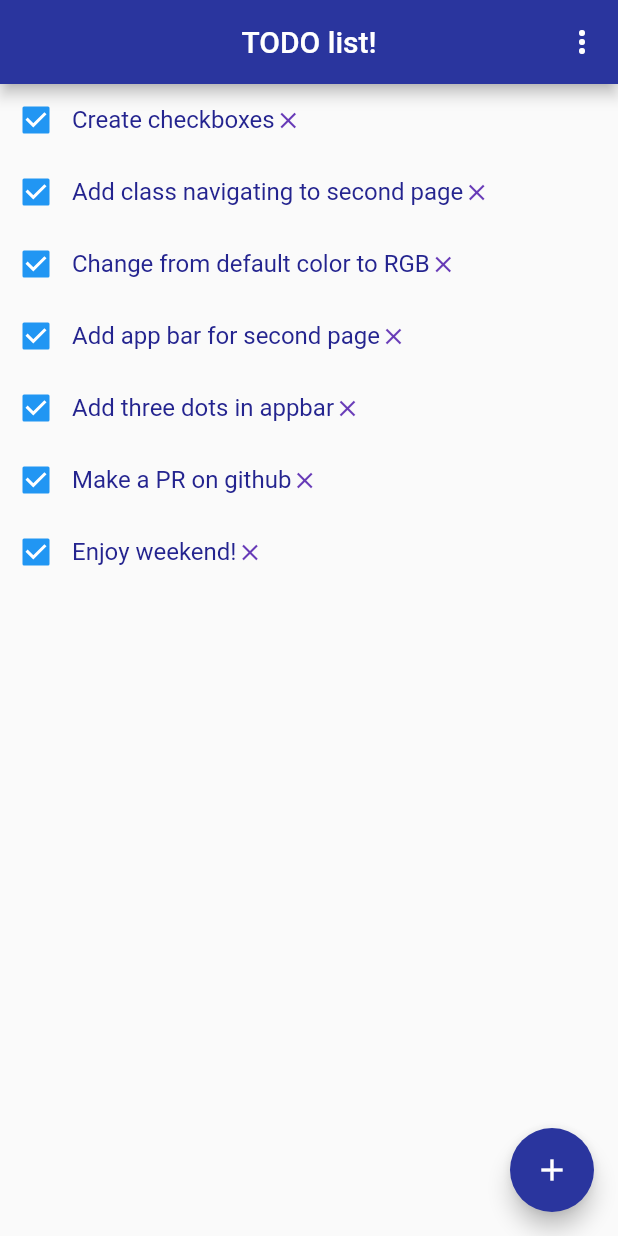
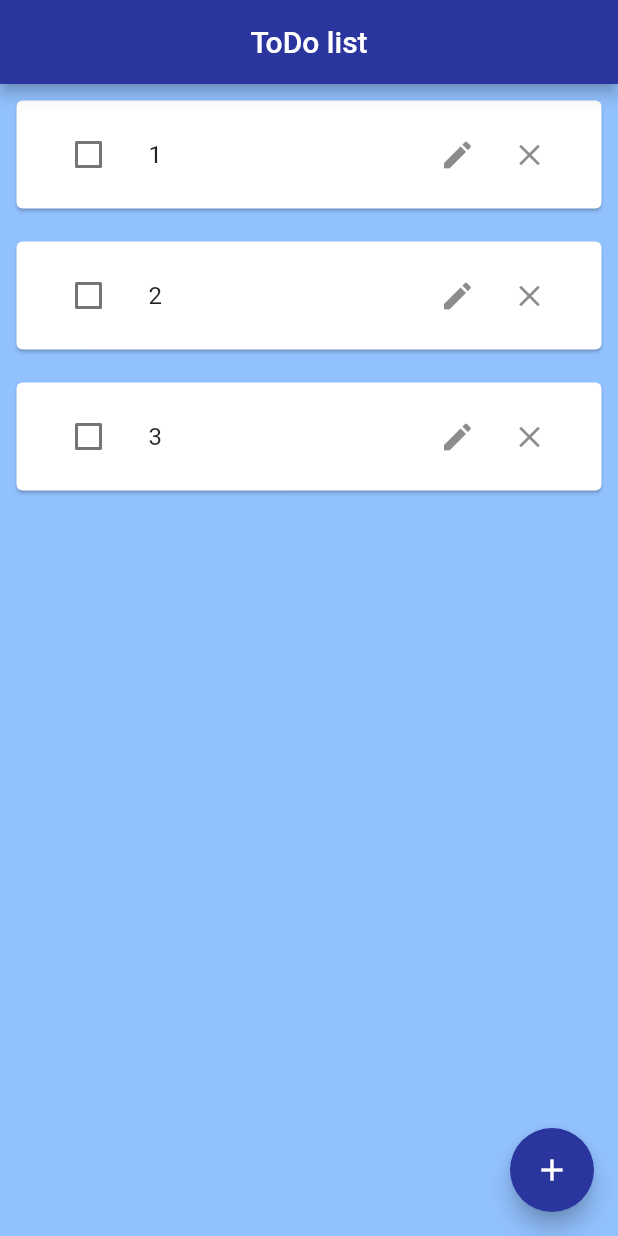
Before and after one commit to gu-tig333-ht22/gussunhem, a Flutter app: the screen it shows after launch, on a phone screen of 412 x 824 dp. Run offline on Flutter 3.47's test engine with Material 2 defaults, Android fonts, the phone set to English and light mode, and no system bars.

Commit message:
Last commit for week2

```diff
--- a/lib/main.dart
+++ b/lib/main.dart
@@ -1,5 +1,6 @@
-import 'dart:html';
 import 'package:flutter/material.dart';
+import 'package:provider/provider.dart';
+//import 'SecondPageClass.dart';
 
 void main() {
   runApp(MyApp());
@@ -8,52 +9,154 @@ void main() {
 class MyApp extends StatelessWidget {
   @override
   Widget build(BuildContext context) {
-    return MaterialApp(title: 'TODO app', home: MyHomePage());
+    return MaterialApp(
+        debugShowCheckedModeBanner: false,
+        title: 'TODO app',
+        theme: ThemeData(
+          primarySwatch: Colors.deepPurple,
+        ),
+        home: HomePageClass());
   }
 }
 
-class MyHomePage extends StatelessWidget {
+class TodoClass {
+  TodoClass({required this.name, required this.status});
+  String name; //String? name;
+  bool status;
+  //ta in en funktion tex void birthday()? anropa: TodoClass.birthday();
+
+  get todoList => TodoClass;
+}
+
+class HomePageClass extends StatefulWidget {
+  const HomePageClass({Key? key}) : super(key: key);
+
+  @override
+  _HomePageClassState createState() => _HomePageClassState();
+}
+
+class _HomePageClassState extends State<HomePageClass> {
+  bool? status = false; // = TodoClass this.status
+  final List<TodoClass> todoList = [
+    TodoClass(name: '1', status: true),
+    TodoClass(name: '2', status: true),
+    TodoClass(name: '3', status: false)
+  ];
+
   @override
   Widget build(BuildContext context) {
     return Scaffold(
+      backgroundColor: Color.fromARGB(255, 146, 193, 255),
       appBar: AppBar(
-        title: Text("TODO list!"),
+        title: Text("ToDo list"),
         centerTitle: true,
         backgroundColor: Color.fromARGB(255, 42, 53, 158),
-        actions: <Widget>[
+      ),
+      //_VertIconFilterWidget(), // hur lägger jag denna rätt?
+      body: ListView.builder(
+          // ListView statisk lista?
+          itemCount: todoList.length,
+          itemBuilder: (context, index) {
+            // todo istället för index?
+            return Card(
+              margin: EdgeInsets.all(11),
+              color: Colors.white,
+              child: Padding(
+                padding: const EdgeInsets.all(8.0),
+                child: _listtileWidget(todoList[index]),
+              ),
+            );
+          }),
+      floatingActionButton: FloatingActionButton(
+        backgroundColor: Color.fromARGB(255, 42, 53, 158),
+        tooltip: 'Add a TODO',
+        child: const Icon(Icons.add),
+        onPressed: () => Navigator.push(context,
+            MaterialPageRoute(builder: (context) => SecondPageClass())),
+      ),
+    );
+  }
+
+  Widget _listtileWidget(TodoClass todo) {
+    //  listtile för att koppla samman tasks med checkbox?
+    return ListTile(
+      title: Text(todo.name),
+      leading: Checkbox(
+          value: false,
+          onChanged:
+              _onChanged), //(newValue) => setState(() => status = newValue),
+      //value: status),
+      trailing: _updateAndDeleteButtonWidget(todo),
+    );
+  }
+
+  Widget _updateAndDeleteButtonWidget(TodoClass todo) {
+    return Row(mainAxisSize: MainAxisSize.min, children: [
+      IconButton(
+        onPressed: () {
+          setState(() {
+            todoList.add(todo);
+            //todoList[todo] = text;
+          });
+        },
+        icon: Icon(Icons.edit),
+      ),
+      IconButton(
+        onPressed: () {
+          setState(() {
+            todoList.remove(todo);
+          });
+        },
+        icon: Icon(Icons.close),
+      ),
+    ]);
+  }
+
+/*Widget _VertIconFilterWidget(TodoClass todo) =>
         IconButton(
           icon: Icon(
             Icons.more_vert,
             color: Colors.white,
           ),
-            onPressed: () {},
-          ),
-        ],
-      ),
-      body: Center(
-        child: Column(
-          children: [
-            TodoList(),
-          ],
-        ),
-      ),
-      floatingActionButton: FloatingActionButton(
-        backgroundColor: Color.fromARGB(255, 42, 53, 158),
-        tooltip: 'Add a TODO',
-        child: const Icon(Icons.add),
-        onPressed: () => Navigator.push(
-            context, MaterialPageRoute(builder: (context) => SecondPage())),
-      ),
+          onPressed: () {
+            PopupMenuButton(
+                onSelected: (value) {
+                  Provider.of<HomePageClass>(context, listen: false)
+                      .setFilterBy(value);
+                },
+                itemBuilder: (context) => [
+                      PopupMenuItem(child: Text('All'), value: 'all'),
+                      PopupMenuItem(child: Text('Undone'), value: 'undone'),
+                      PopupMenuItem(child: Text('Done'), value: 'done'),
+                    ]);
+          },
         );
-  }
+      List<TodoList> todoList(list, filterBy) {
+    if (filterBy == 'all') return list;
+    if (filterBy == 'undone') return list.where((todo) => todo.toList());
+    if (filterBy == 'done') return list.where((todo) => todo.toList());
+  }*/
+
+  void _onChanged(bool? value) {}
 }
 
-class SecondPage extends StatelessWidget {
+class SecondPageClass extends StatefulWidget {
+  const SecondPageClass({Key? key}) : super(key: key);
+
+  @override
+  _SecondPageClassState createState() => _SecondPageClassState();
+}
+
+class _SecondPageClassState extends State<SecondPageClass> {
+  String text = '';
+  //final todo = List.from(todoList);
+
+  final userInput = TextEditingController();
   @override
   Widget build(BuildContext context) {
     return Scaffold(
       appBar: AppBar(
-          title: Text("TODO list!"),
+          title: Text("ToDo list"),
           centerTitle: true,
           backgroundColor: Color.fromARGB(255, 42, 53, 158),
           leading: IconButton(
@@ -63,75 +166,46 @@ class SecondPage extends StatelessWidget {
       body: Center(
         child: Column(
           children: [
-            TextField(
-              decoration:
-                  InputDecoration(hintText: 'What would you like to add?'),
-            ),
-            Icon(
-              Icons.add,
-              color: Colors.deepPurple,
-              size: 24,
-            ),
+            //HomePageClass(), // Hur får jag todoList i HomePageClass att kunna användas i SecondPageClass?
+            _TextfieldWidget(),
+            _AddButtonWidget(),
           ],
         ),
       ),
     );
   }
+
+  Widget _TextfieldWidget() => TextField(
+      // argument: TodoClass todo ??
+      controller: userInput,
+      decoration: InputDecoration(hintText: 'What would you like to add?'),
+      onChanged: (val) {
+        setState(() {
+          text = userInput.text;
+          //TodoList.addItem(userInput.text);
+        }); // todo.name? Hur får jag det att läggas till?
+        //Navigator.pop(context);
+      });
+
+  Widget _AddButtonWidget() => IconButton(
+        // argument: TodoClass todo ??
+        icon: Icon(Icons.add, color: Colors.deepPurple),
+        onPressed: () {
+          setState(() {
+            text = userInput.text;
+            //TodoList.addItem(userInput.text);
+          }); // Ska det vara todoList,TodoList, todo.name eller TodoClass?
+          Navigator.pop(context);
+        },
+      );
+
+  /*Widget _AddButtonWidget() => IconButton(
+        icon: Icon(Icons.add),
+        onPressed: () => insertItem(0, TodoClass),
+      );
+
+  void insertItem(int index, TodoList todo) {
+    todo.insert(index, todo);
+    key.currentState.insertItem(index); // text ist för todo?
+  }*/
 }
-
-class TodoList extends StatelessWidget {
-  @override
-  Widget build(BuildContext context) {
-    return Column(
-      children: [
-        TodoItem(
-          label: "Create checkboxes",
-        ),
-        TodoItem(
-          label: "Add class navigating to second page",
-        ),
-        TodoItem(
-          label: "Change from default color to RGB",
-        ),
-        TodoItem(
-          label: "Add app bar for second page",
-        ),
-        TodoItem(
-          label: "Add three dots in appbar",
-        ),
-        TodoItem(
-          label: "Make a PR on github",
-        ),
-        TodoItem(
-          label: "Enjoy weekend!",
-        ),
-      ],
-    );
-  }
-}
-
-class TodoItem extends StatelessWidget {
-  final String label;
-
-  const TodoItem({Key? key, required this.label}) : super(key: key);
-
-  @override
-  Widget build(BuildContext context) {
-    return Container(
-        child: Row(
-      children: [
-        Checkbox(
-          onChanged: (val) {},
-          value: true,
-        ), // value: false for unchecked checkboxes
-        Text(label,
-            style: TextStyle(
-              fontSize: 16.0,
-              fontWeight: FontWeight.w400,
-              color: Color.fromARGB(255, 36, 36, 143),
-            )),
-        Icon(Icons.close, color: Colors.deepPurple, size: 18),
-      ],
-    ));
-  }
-}
--- a/pubspec.yaml
+++ b/pubspec.yaml
@@ -34,6 +34,7 @@ dependencies:
   # The following adds the Cupertino Icons font to your application.
   # Use with the CupertinoIcons class for iOS style icons.
   cupertino_icons: ^1.0.2
+  provider: ^6.0.3
 
 dev_dependencies:
   flutter_test:
```
Also changed, not shown: pubspec.lock. Lines whose indentation alone changed are shown as unchanged.
